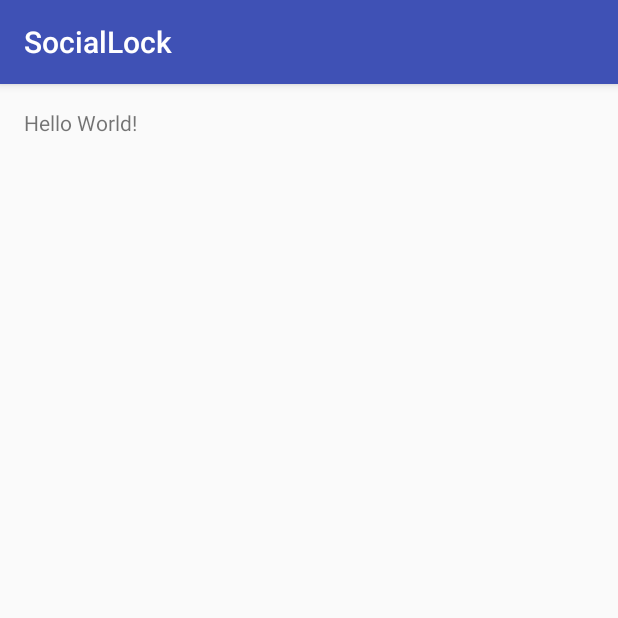
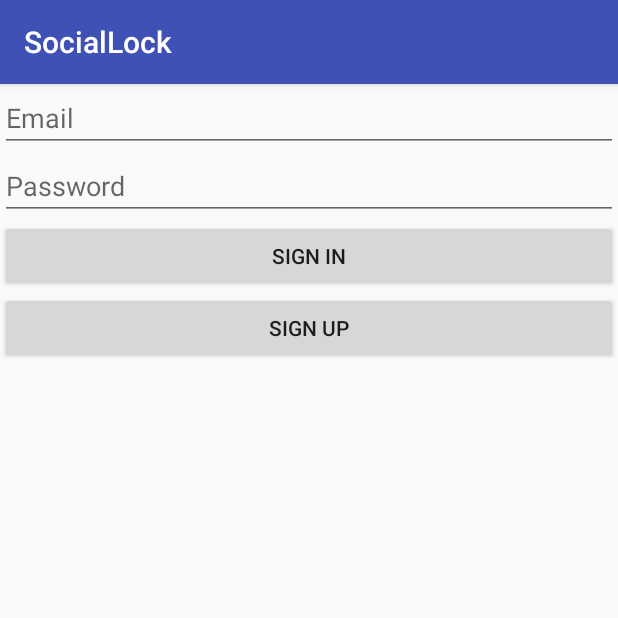
Before and after one commit to indra151096/SocialLock, an Android app: the screen it shows after launch (MainActivity), on a phone screen of 412 x 824 dp, the top half of it. Run offline under Robolectric (Android 15) with nearby library versions, the phone set to English and light mode, and no system bars; our stand-ins replace Firebase (no records; nobody signed in at launch, a user with empty details on screens opened directly).

Commit message:
Minor milestone 1. Able to register new users 2. Able to sign in existing users 3. Able to add members to user's group

```diff
--- a/app/build.gradle
+++ b/app/build.gradle
@@ -26,8 +26,14 @@ dependencies {
     })
     compile 'com.android.support:appcompat-v7:24.2.1'
     compile 'com.google.firebase:firebase-database:10.0.0'
+    compile 'com.android.support:support-v4:24.2.1'
+    compile 'com.google.firebase:firebase-auth:10.0.0'
     testCompile 'junit:junit:4.12'
 }
 
 
+
+
+
+
 apply plugin: 'com.google.gms.google-services'
--- a/app/src/main/java/sociallockinvite/anything/com/sociallock/View/MainActivity.java
+++ b/app/src/main/java/sociallockinvite/anything/com/sociallock/View/MainActivity.java
@@ -1,15 +1,56 @@
 package sociallockinvite.anything.com.sociallock.View;
 
+import android.os.Bundle;
+import android.support.annotation.NonNull;
+import android.support.v4.app.FragmentTransaction;
 import android.support.v7.app.AppCompatActivity;
-import android.os.Bundle;
+
+import com.google.firebase.auth.FirebaseAuth;
+import com.google.firebase.auth.FirebaseUser;
 
 import sociallockinvite.anything.com.sociallock.R;
 
 public class MainActivity extends AppCompatActivity {
+    private FirebaseAuth mAuth;
+    private FirebaseAuth.AuthStateListener mAuthListener;
 
     @Override
     protected void onCreate(Bundle savedInstanceState) {
         super.onCreate(savedInstanceState);
         setContentView(R.layout.activity_main);
+
+        getSupportFragmentManager().beginTransaction()
+                .add(R.id.frgMain, new UserSignUp()).commit();
+
+        mAuth = FirebaseAuth.getInstance();
+        mAuthListener = new FirebaseAuth.AuthStateListener() {
+            @Override
+            public void onAuthStateChanged(@NonNull FirebaseAuth firebaseAuth) {
+                FirebaseUser user = firebaseAuth.getCurrentUser();
+                if (user != null) {
+                    FragmentTransaction transaction = getSupportFragmentManager().beginTransaction();
+                    transaction.replace(R.id.frgMain, new GroupAddMember());
+                    transaction.commit();
+                } else {
+                    FragmentTransaction transaction = getSupportFragmentManager().beginTransaction();
+                    transaction.replace(R.id.frgMain, new UserSignUp());
+                    transaction.commit();
+                }
+            }
+        };
+    }
+
+    @Override
+    public void onStart() {
+        super.onStart();
+        mAuth.addAuthStateListener(mAuthListener);
+    }
+
+    @Override
+    public void onStop() {
+        super.onStop();
+        if (mAuthListener != null) {
+            mAuth.removeAuthStateListener(mAuthListener);
+        }
     }
 }
--- /dev/null
+++ b/app/src/main/java/sociallockinvite/anything/com/sociallock/View/UserSignUp.java
@@ -0,0 +1,60 @@
+package sociallockinvite.anything.com.sociallock.View;
+
+import android.os.Bundle;
+import android.support.annotation.Nullable;
+import android.support.v4.app.Fragment;
+import android.view.LayoutInflater;
+import android.view.View;
+import android.view.ViewGroup;
+import android.widget.EditText;
+
+import sociallockinvite.anything.com.sociallock.R;
+import sociallockinvite.anything.com.sociallock.Service.UserService;
+
+public class UserSignUp extends Fragment {
+    private UserService mUserService;
+
+    private EditText mTxtEmail;
+    private EditText mTxtPassword;
+
+    public UserSignUp() {
+        // Required empty public constructor
+    }
+
+    @Override
+    public void onCreate(@Nullable Bundle savedInstanceState) {
+        super.onCreate(savedInstanceState);
+
+        mUserService = new UserService();
+    }
+
+    @Override
+    public View onCreateView(LayoutInflater inflater, ViewGroup container,
+                             Bundle savedInstanceState) {
+        // Inflate the layout for this fragment
+        final View view = inflater.inflate(R.layout.fragment_user_sign_up, container, false);
+        final View btnSignUp = view.findViewById(R.id.btnSignUp);
+        final View btnSignIn = view.findViewById(R.id.btnSignIn);
+
+        mTxtEmail = ((EditText) view.findViewById(R.id.txtEmail));
+        mTxtPassword = ((EditText) view.findViewById(R.id.txtPassword));
+
+        btnSignUp.setOnClickListener(new View.OnClickListener() {
+            @Override
+            public void onClick(View view) {
+                mUserService.createNewUser(mTxtEmail.getText().toString(),
+                        mTxtPassword.getText().toString(), getActivity());
+            }
+        });
+
+        btnSignIn.setOnClickListener(new View.OnClickListener() {
+            @Override
+            public void onClick(View view) {
+                mUserService.userSignIn(mTxtEmail.getText().toString(),
+                        mTxtPassword.getText().toString(), getActivity());
+            }
+        });
+
+        return view;
+    }
+}
--- a/app/src/main/res/layout/activity_main.xml
+++ b/app/src/main/res/layout/activity_main.xml
@@ -1,18 +1,6 @@
 <?xml version="1.0" encoding="utf-8"?>
-<RelativeLayout
-    android:id="@+id/activity_main"
+<FrameLayout
+    android:id="@+id/frgMain"
     xmlns:android="http://schemas.android.com/apk/res/android"
-    xmlns:tools="http://schemas.android.com/tools"
     android:layout_width="match_parent"
-    android:layout_height="match_parent"
-    android:paddingBottom="@dimen/activity_vertical_margin"
-    android:paddingLeft="@dimen/activity_horizontal_margin"
-    android:paddingRight="@dimen/activity_horizontal_margin"
-    android:paddingTop="@dimen/activity_vertical_margin"
-    tools:context="sociallockinvite.anything.com.sociallock.View.MainActivity">
-
-    <TextView
-        android:layout_width="wrap_content"
-        android:layout_height="wrap_content"
-        android:text="Hello World!"/>
-</RelativeLayout>
+    android:layout_height="match_parent"/>
--- /dev/null
+++ b/app/src/main/res/layout/fragment_user_sign_up.xml
@@ -0,0 +1,37 @@
+<LinearLayout
+    xmlns:android="http://schemas.android.com/apk/res/android"
+    xmlns:tools="http://schemas.android.com/tools"
+    android:orientation="vertical"
+    android:layout_width="match_parent"
+    android:layout_height="match_parent"
+    tools:context="sociallockinvite.anything.com.sociallock.View.UserSignUp">
+
+    <EditText
+        android:layout_width="match_parent"
+        android:layout_height="wrap_content"
+        android:inputType="textEmailAddress"
+        android:ems="10"
+        android:id="@+id/txtEmail"
+        android:hint="Email"/>
+
+    <EditText
+        android:layout_width="match_parent"
+        android:layout_height="wrap_content"
+        android:inputType="textPassword"
+        android:ems="10"
+        android:id="@+id/txtPassword"
+        android:hint="Password"/>
+
+    <Button
+        android:text="Sign In"
+        android:layout_width="match_parent"
+        android:layout_height="wrap_content"
+        android:id="@+id/btnSignIn"/>
+
+    <Button
+        android:text="Sign Up"
+        android:layout_width="match_parent"
+        android:layout_height="wrap_content"
+        android:id="@+id/btnSignUp"/>
+
+</LinearLayout>
--- a/app/src/main/res/values/strings.xml
+++ b/app/src/main/res/values/strings.xml
@@ -1,3 +1,6 @@
 <resources>
     <string name="app_name">SocialLock</string>
+
+    <!-- TODO: Remove or change this placeholder text -->
+    <string name="hello_blank_fragment">Hello blank fragment</string>
 </resources>
```
Also changed, not shown: app/src/main/java/sociallockinvite/anything/com/sociallock/Model/Group.java (+21 -12 lines), app/src/main/java/sociallockinvite/anything/com/sociallock/Model/User.java (+49 -12 lines), app/src/main/java/sociallockinvite/anything/com/sociallock/Service/GroupService.java (added, +68 -0 lines), app/src/main/java/sociallockinvite/anything/com/sociallock/Service/UserService.java (added, +93 -0 lines), app/src/main/java/sociallockinvite/anything/com/sociallock/View/GroupAddMember.java (added, +59 -0 lines), app/src/main/res/layout/fragment_group_add_member.xml (added, +28 -0 lines).
